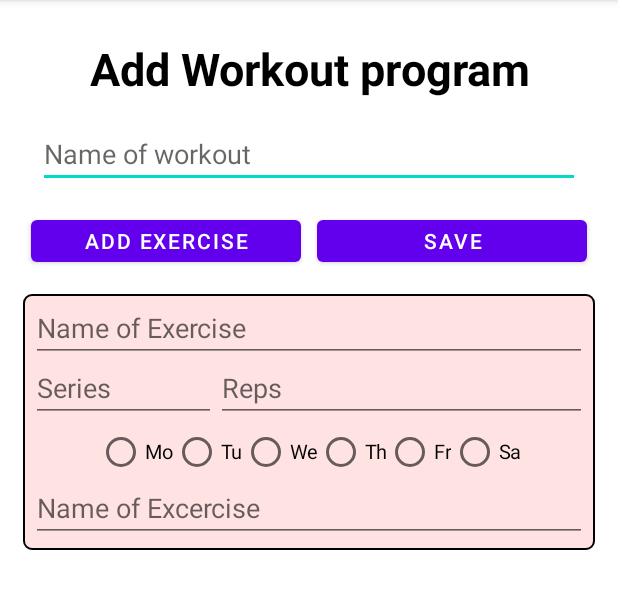
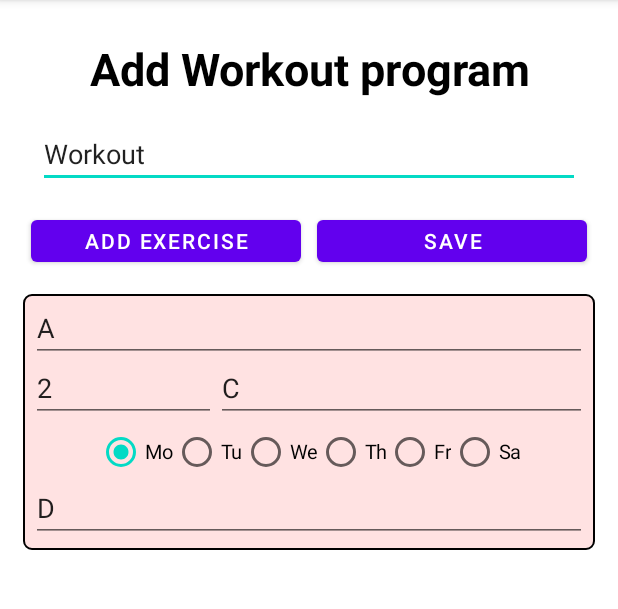
Before and after one commit to jacons/GymExercises, an Android app: the AddExercises screen opened directly, with no data from a screen before it, after a tap on "SAVE", on a phone screen of 412 x 824 dp, the part 84-693 px from its top. Run offline under Robolectric (Android 15) with nearby library versions, the phone set to English and light mode, and no system bars; 1 other tap on this screen came first.

Commit message:
almost finish "add workout", fix dbhandler

```diff
--- a/app/src/main/java/com/example/gymexercises/AddExercises.java
+++ b/app/src/main/java/com/example/gymexercises/AddExercises.java
@@ -13,23 +13,93 @@ import android.widget.EditText;
 import android.widget.LinearLayout;
 import android.widget.RadioButton;
 import android.widget.RadioGroup;
+import android.widget.Toast;
 
 import androidx.appcompat.app.AppCompatActivity;
 
 import java.util.ArrayList;
+import java.util.HashSet;
 
 public class AddExercises extends AppCompatActivity implements View.OnClickListener {
 
 
-    public ArrayList<wrapper_form> exercies;
+    public ArrayList<Exercise> exercies;
     public LinearLayout list_excercises;
 
-    public int dpToPx(int dp) {
-        DisplayMetrics displayMetrics = this.getResources().getDisplayMetrics();
-        return Math.round(dp * (displayMetrics.xdpi / DisplayMetrics.DENSITY_DEFAULT));
+    private DBHandler dbHandler;
+
+
+    @Override
+    protected void onCreate(Bundle savedInstanceState) {
+
+        super.onCreate(savedInstanceState);
+        setContentView(R.layout.activity_add_exercises);
+
+        exercies = new ArrayList<>();
+        this.list_excercises = findViewById(R.id.list_exercises);
+
+        this.dbHandler = new DBHandler(this);
+
+        Button addExercise = findViewById(R.id.add_exercise);
+        addExercise.setOnClickListener(this);
+
+        Button save_workout = findViewById(R.id.save_workout);
+        save_workout.setOnClickListener(this);
+
     }
 
-    public wrapper_form add_form(LinearLayout parent) {
+    @Override
+    public void onClick(View view) {
+        int id = view.getId();
+
+        if (id == R.id.add_exercise) {
+            exercies.add(add_form(this.list_excercises));
+        }
+        if (id == R.id.save_workout) {
+            this.save_workout();
+        }
+    }
+
+    public void save_workout() {
+
+        String workout_name, name, series, reps, day, notes;
+
+        // Retrieve a workout_name
+        workout_name = ((EditText) findViewById(R.id.workout_name)).getText().toString().trim();
+
+        // Check first of all if there is another workout with the same name
+        if (dbHandler.checkWorkoutExist(workout_name)) {
+            Toast.makeText(getApplicationContext(), workout_name + " already exist!", Toast.LENGTH_SHORT).show();
+            return;
+        }
+
+        // workout object used to db updates
+        Workout workout = new Workout(workout_name);
+
+        // we want to avoid dupliace name's exercises, so we check before to save on db
+        HashSet<String> duplicate = new HashSet<>();
+        // We retrieve the fields and check if they are null
+        for (Exercise w : this.exercies) {
+
+            name = w.getName_ex();
+            series = w.getSeries();
+            reps = w.getReps();
+            day = String.valueOf(w.getDay());
+            notes = w.getNotes();
+
+            // All field must contains a value, and duplicate are ignored
+            if (!name.equals("") & !series.equals("") & !reps.equals("") & !day.equals("")
+                    & !notes.equals("") & !duplicate.contains(name)) {
+
+                workout.add(w);
+                duplicate.add(name);
+            }
+        }
+
+        dbHandler.addNewWorkout(workout);
+    }
+
+    public Exercise add_form(LinearLayout parent) {
         // definizione del LinearLayout principale
         LinearLayout form = new LinearLayout(this);
 
@@ -43,7 +113,7 @@ public class AddExercises extends AppCompatActivity implements View.OnClickListe
         EditText name_ex = new EditText(this);
         name_ex.setLayoutParams(new LinearLayout.LayoutParams(MATCH_PARENT, dpToPx(40)));
         name_ex.setHint("Name of Exercise");
-
+        name_ex.setText("A");
         form.addView(name_ex);
 
         LinearLayout ll_SeriesReps = new LinearLayout(this);
@@ -56,11 +126,12 @@ public class AddExercises extends AppCompatActivity implements View.OnClickListe
         series.setLayoutParams(params);
         series.setInputType(+InputType.TYPE_CLASS_NUMBER);
         series.setHint("Series");
+        series.setText("2");
 
-        // definizione dell'EditText per le ripetizioni
         EditText reps = new EditText(this);
         reps.setLayoutParams(new LinearLayout.LayoutParams(0, dpToPx(40), 2f));
         reps.setHint("Reps");
+        reps.setText("C");
 
         ll_SeriesReps.addView(series);
         ll_SeriesReps.addView(reps);
@@ -74,60 +145,28 @@ public class AddExercises extends AppCompatActivity implements View.OnClickListe
         int idx = 0;
         for (String d : new String[]{"Mo", "Tu", "We", "Th", "Fr", "Sa"}) {
             RadioButton radio = new RadioButton(this);
+            if (idx == 0) radio.toggle();
             radio.setId(idx++);
             radio.setText(d);
             radio.setTextSize(13);
             radioDays.addView(radio);
+
         }
         form.addView(radioDays);
 
         EditText notes = new EditText(this);
         notes.setLayoutParams(new LinearLayout.LayoutParams(MATCH_PARENT, dpToPx(40)));
-        notes.setHint("Name of Excercise");
+        notes.setHint("Notes");
+        notes.setText("D");
         form.addView(notes);
 
         parent.addView(form);
-        return new wrapper_form(name_ex, series, reps, radioDays, notes);
+        return new Exercise(name_ex, series, reps, radioDays, notes);
     }
 
-    @Override
-    protected void onCreate(Bundle savedInstanceState) {
-
-        super.onCreate(savedInstanceState);
-        setContentView(R.layout.activity_add_exercises);
-
-        exercies = new ArrayList<>();
-        this.list_excercises = findViewById(R.id.list_exercises);
-
-        Button addExercise = findViewById(R.id.add_exercise);
-        addExercise.setOnClickListener(this);
-
-        Button save_workout = findViewById(R.id.save_workout);
-        save_workout.setOnClickListener(this);
-
+    public int dpToPx(int dp) {
+        DisplayMetrics displayMetrics = this.getResources().getDisplayMetrics();
+        return Math.round(dp * (displayMetrics.xdpi / DisplayMetrics.DENSITY_DEFAULT));
     }
 
-    @Override
-    public void onClick(View view) {
-
-        switch (view.getId()) {
-            case R.id.add_exercise:
-                exercies.add(add_form(this.list_excercises));
-                return;
-            case R.id.save_workout:
-                this.save_workout();
-                return;
-        }
-    }
-
-    public void save_workout() {
-        for (wrapper_form w : this.exercies) {
-            System.out.println("Name " + w.name_ex.getText().toString());
-            System.out.println("Series " + w.series.getText().toString());
-            System.out.println("Reps " + w.reps.getText().toString());
-            System.out.println("Day " + w.radioDays.getCheckedRadioButtonId());
-            System.out.println("Notes " + w.notes.getText().toString());
-
-        }
-    }
 }
--- a/app/src/main/java/com/example/gymexercises/DBHandler.java
+++ b/app/src/main/java/com/example/gymexercises/DBHandler.java
@@ -2,6 +2,7 @@ package com.example.gymexercises;
 
 import android.content.ContentValues;
 import android.content.Context;
+import android.database.Cursor;
 import android.database.sqlite.SQLiteDatabase;
 import android.database.sqlite.SQLiteOpenHelper;
 
@@ -19,22 +20,39 @@ public class DBHandler extends SQLiteOpenHelper {
         // on below line we are creating an sqlite query and we are
         // setting our column names along with their data types.
         String workouts = " CREATE TABLE workouts (" +
-                            "id_program TINYINT  PRIMARY KEY AUTOINCREMENT," +
-                            "name VARCHAR(50) NOT NULL ," +
-                            "date TIMESTAMP  NOT NULL DEFAULT CURRENT_TIMESTAMP);";
+                "id_program INTEGER  PRIMARY KEY AUTOINCREMENT," +
+                "name VARCHAR(50) NOT NULL ," +
+                "date TIMESTAMP  NOT NULL DEFAULT CURRENT_TIMESTAMP);";
 
         String exercises = " CREATE TABLE exercises (" +
-                            "id_program TINYINT PRIMARY KEY," +
-                            "id_exercise TINYINT PRIMARY KEY ," +
-                            "name VARCHAR(100) NOT NULL ," +
-                            "reps TINYINT NOT NULL ," +
-                            "notes TEXT NOT NULL ," +
-                            "day TINYINT NOT NULL);";
+                "id_program INTEGER," +
+                "id_exercise INTEGER," +
+                "name VARCHAR(100) NOT NULL ," +
+                "reps INTEGER NOT NULL ," +
+                "notes TEXT NOT NULL ," +
+                "day INTEGER NOT NULL," +
+                "PRIMARY KEY (id_program, id_exercise));";
 
         // at last we are calling a exec sql method to execute above sql query
         db.execSQL(workouts);
         db.execSQL(exercises);
 
+    }
+
+    public boolean checkWorkoutExist(String workout_name) {
+
+        SQLiteDatabase db = this.getReadableDatabase();
+        Cursor c = db.rawQuery("SELECT COUNT(*) FROM workouts WHERE name == ?;", new String[]{workout_name});
+
+        boolean flag = false;
+        if (c.moveToFirst()) do {
+            flag = c.getInt(0) > 0;
+        } while (c.moveToNext());
+
+        c.close();
+        db.close();
+
+        return flag;
     }
 
     // this method is use to add new course to our sqlite database.
@@ -52,14 +70,14 @@ public class DBHandler extends SQLiteOpenHelper {
         values.clear();
 
         int id_exercise = 0;
-        for (Excercise e : w.exercies) {
+        for (Exercise e : w.exercies) {
 
-            values.put("id_program",id_workout);
-            values.put("id_exercise",id_exercise++);
-            values.put("name",e.name);
-            values.put("reps",e.reps);
-            values.put("notes",e.note);
-            values.put("day",e.day);
+            values.put("id_program", id_workout);
+            values.put("id_exercise", id_exercise++);
+            values.put("name", e.getName_ex());
+            values.put("reps", e.getReps());
+            values.put("notes", e.getNotes());
+            values.put("day", e.getDay());
 
             db.insert("exercises", null, values);
         }
--- /dev/null
+++ b/app/src/main/java/com/example/gymexercises/Exercise.java
@@ -0,0 +1,44 @@
+package com.example.gymexercises;
+
+
+import android.widget.EditText;
+import android.widget.RadioGroup;
+
+
+public class Exercise {
+
+    private final EditText name_ex;
+    private final EditText series;
+    private final EditText reps;
+    private final RadioGroup radioDays;
+    private final EditText notes;
+
+    public Exercise(EditText name_ex, EditText series, EditText reps, RadioGroup radioDays, EditText notes) {
+        this.name_ex = name_ex;
+        this.series = series;
+        this.reps = reps;
+        this.radioDays = radioDays;
+        this.notes = notes;
+    }
+
+    public String getName_ex() {
+        return name_ex.getText().toString().trim();
+    }
+
+    public String getSeries() {
+        return series.getText().toString().trim();
+    }
+
+    public String getReps() {
+        return reps.getText().toString().trim();
+    }
+
+    public int getDay() {
+        return radioDays.getCheckedRadioButtonId();
+    }
+
+    public String getNotes() {
+        return notes.getText().toString().trim();
+    }
+
+}
--- a/app/src/main/java/com/example/gymexercises/MainActivity.java
+++ b/app/src/main/java/com/example/gymexercises/MainActivity.java
@@ -1,6 +1,4 @@
 package com.example.gymexercises;
-
-import androidx.appcompat.app.AppCompatActivity;
 
 import android.content.Intent;
 import android.os.Bundle;
@@ -8,12 +6,16 @@ import android.view.Menu;
 import android.view.MenuInflater;
 import android.view.MenuItem;
 
+import androidx.appcompat.app.AppCompatActivity;
+
 public class MainActivity extends AppCompatActivity {
 
     @Override
     protected void onCreate(Bundle savedInstanceState) {
         super.onCreate(savedInstanceState);
         setContentView(R.layout.activity_main);
+
+        DBHandler dbHandler = new DBHandler(this);
     }
 
     @Override
--- a/app/src/main/java/com/example/gymexercises/Workout.java
+++ b/app/src/main/java/com/example/gymexercises/Workout.java
@@ -5,16 +5,15 @@ import java.util.List;
 
 public class Workout {
 
-    public List<Excercise> exercies ;
+    public List<Exercise> exercies;
     public final String name;
-    public final String date;
 
-    public Workout(String name, String date) {
+    public Workout(String name) {
         this.name = name;
-        this.date = date;
         this.exercies = new ArrayList<>();
     }
-    public void add(Excercise e) {
+
+    public void add(Exercise e) {
         this.exercies.add(e);
     }
 }
--- a/app/src/main/res/layout/activity_add_exercises.xml
+++ b/app/src/main/res/layout/activity_add_exercises.xml
@@ -29,7 +29,8 @@
             android:layout_height="40dp"
             android:layout_margin="10dp"
             android:ems="10"
-            android:hint="Name of workout" />
+            android:hint="Name of workout"
+            android:text="Workout" />
 
         <LinearLayout
             android:layout_width="match_parent"
--- a/app/src/main/res/values/strings.xml
+++ b/app/src/main/res/values/strings.xml
@@ -1,3 +1,5 @@
 <resources>
     <string name="app_name">GymExercises</string>
+    <string name="add_workout">Add Workout</string>
+    <string name="remove_exercises">Remove Exercises</string>
 </resources>
```
Also changed, not shown: app/src/main/java/com/example/gymexercises/Excercise.java (deleted, +0 -23 lines), app/src/main/java/com/example/gymexercises/wrapper_form.java (deleted, +0 -22 lines).
